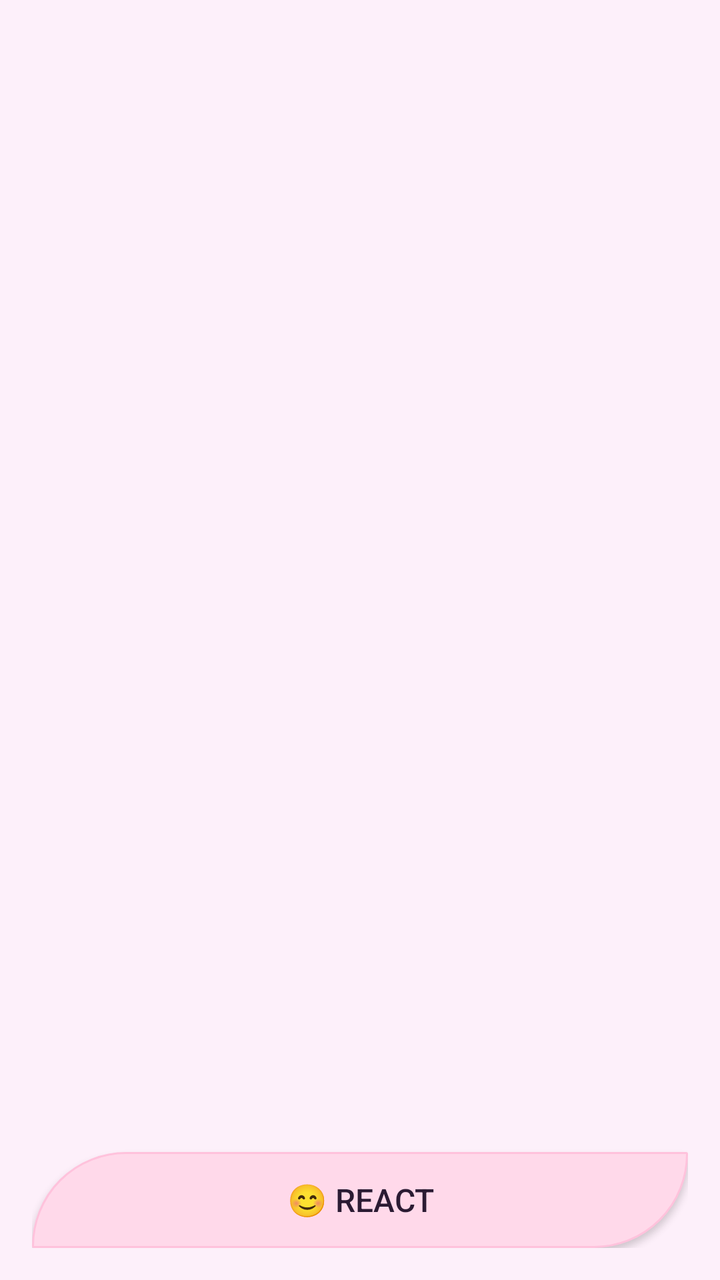
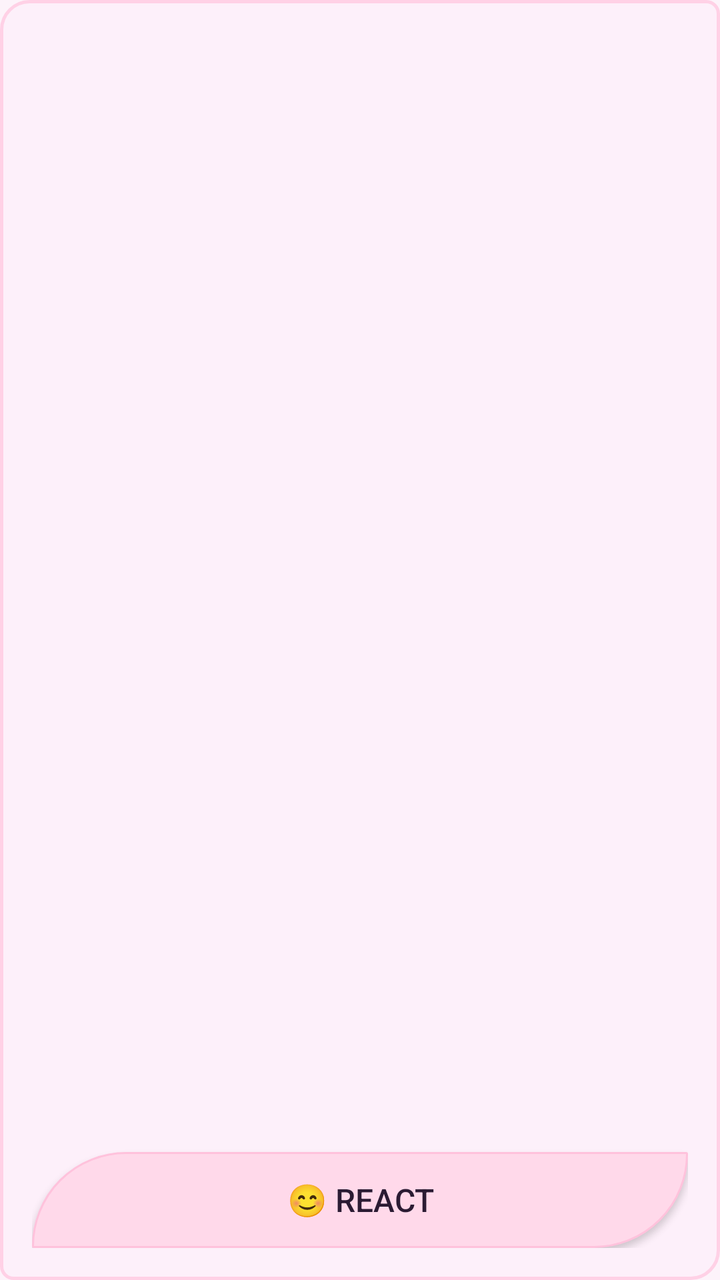

Two renders of the same Android screen: before a commit and after it. Below are the layout's source before the change and the commit's diff.
<!-- AndroidManifest.xml: application theme Theme.Glimpse -->
<!-- res/layout/widget_current_message.xml -->
<?xml version="1.0" encoding="utf-8"?>
<LinearLayout
    android:id="@+id/widget_root"
    xmlns:android="http://schemas.android.com/apk/res/android"
    android:layout_width="match_parent"
    android:layout_height="match_parent"
    android:orientation="vertical"
    android:padding="16dp"
    android:background="@color/widget_bg">

    
    <LinearLayout
        android:layout_width="match_parent"
        android:layout_height="0dp"
        android:layout_weight="1"
        android:orientation="vertical">

        
        <TextView
            android:id="@+id/author_name"
            android:layout_width="match_parent"
            android:layout_height="wrap_content"
            android:textSize="12sp"
            android:textColor="@color/text_secondary" />

        
        <TextView
            android:id="@+id/message_content"
            android:layout_width="match_parent"
            android:layout_height="0dp"
            android:layout_weight="1"
            android:textColor="@color/text_primary"
            android:layout_marginVertical="8dp"
            android:gravity="center"
            android:maxLines="6"
            android:ellipsize="end"
            android:autoSizeTextType="uniform"
            android:autoSizeMinTextSize="14sp"
            android:autoSizeMaxTextSize="72sp"
            android:autoSizeStepGranularity="2sp" />

        
        <ImageView
            android:id="@+id/message_photo"
            android:layout_width="match_parent"
            android:layout_height="0dp"
            android:layout_weight="1"
            android:scaleType="fitCenter"
            android:contentDescription="@null"
            android:visibility="gone" />

        
        <TextView
            android:id="@+id/photo_caption"
            android:layout_width="match_parent"
            android:layout_height="wrap_content"
            android:textSize="12sp"
            android:textColor="@color/text_secondary"
            android:textStyle="italic"
            android:visibility="gone" />
    </LinearLayout>

    
    
    <LinearLayout
        android:id="@+id/reactions_container"
        android:layout_width="match_parent"
        android:layout_height="40dp"
        android:layout_marginTop="8dp"
        android:orientation="horizontal"
        android:gravity="center_vertical" />

    
    <Button
        android:id="@+id/btn_react"
        android:layout_width="match_parent"
        android:layout_height="48dp"
        android:layout_marginTop="8dp"
        android:background="@drawable/bg_widget_button"
        android:text="@string/widget_react_button"
        android:textSize="16sp"
        android:textColor="@color/text_primary" />
</LinearLayout>
<!-- resources referenced by this layout -->
<resources>
  <color name="text_primary">#2B1B33</color>
  <color name="text_secondary">#6B5A73</color>
  <color name="widget_bg">#FDF0FA</color>
  <!-- drawable bg_widget_button (drawable) -->
  <?xml version="1.0" encoding="utf-8"?>
  <shape xmlns:android="http://schemas.android.com/apk/res/android"
      android:shape="rectangle">
      <solid android:color="@color/button_bg" />
      <stroke
          android:width="1dp"
          android:color="@color/chip_border" />
      <corners
          android:topLeftRadius="999dp"
          android:bottomRightRadius="999dp"
          android:topRightRadius="10dp"
          android:bottomLeftRadius="10dp" />
  </shape>
  <string name="widget_react_button">😊 React</string>
  <style name="Theme.Glimpse" parent="android:Theme.Material.Light.NoActionBar">
          <item name="android:statusBarColor">@color/primary</item>
          <item name="android:colorBackground">@color/background</item>
      </style>
  <color name="button_bg">#FFD9EA</color>
  <color name="chip_border">#FFC2DC</color>
  <color name="primary">#FF6FA5</color>
  <color name="background">#FDF3FA</color>
</resources>

<!-- the commit's change to res/layout/widget_current_message.xml (unified diff, before → after) -->
@@ -6,7 +6,7 @@
     android:layout_height="match_parent"
     android:orientation="vertical"
     android:padding="16dp"
-    android:background="@color/widget_bg">
+    android:background="@drawable/bg_widget_root">
 
     
     <LinearLayout
<!-- resource entries referenced after the edit -->
@@ -3,6 +3,7 @@
   <color name="text_primary">#2B1B33</color>
   <color name="text_secondary">#6B5A73</color>
   <color name="widget_bg">#FDF0FA</color>
+  <color name="widget_border">#FFD1E6</color>
   <!-- drawable bg_widget_button (drawable) -->
   <?xml version="1.0" encoding="utf-8"?>
   <shape xmlns:android="http://schemas.android.com/apk/res/android"
@@ -17,6 +18,20 @@
           android:topRightRadius="10dp"
           android:bottomLeftRadius="10dp" />
   </shape>
+  <!-- drawable bg_widget_root (drawable) -->
+  <?xml version="1.0" encoding="utf-8"?>
+  <shape xmlns:android="http://schemas.android.com/apk/res/android"
+      android:shape="rectangle">
+      <solid android:color="@color/widget_bg" />
+      <stroke
+          android:width="1.5dp"
+          android:color="@color/widget_border" />
+      <corners
+          android:topLeftRadius="14dp"
+          android:bottomRightRadius="14dp"
+          android:topRightRadius="6dp"
+          android:bottomLeftRadius="6dp" />
+  </shape>
   <string name="widget_react_button">😊 React</string>
   <style name="Theme.Glimpse" parent="android:Theme.Material.Light.NoActionBar">
           <item name="android:statusBarColor">@color/primary</item>
